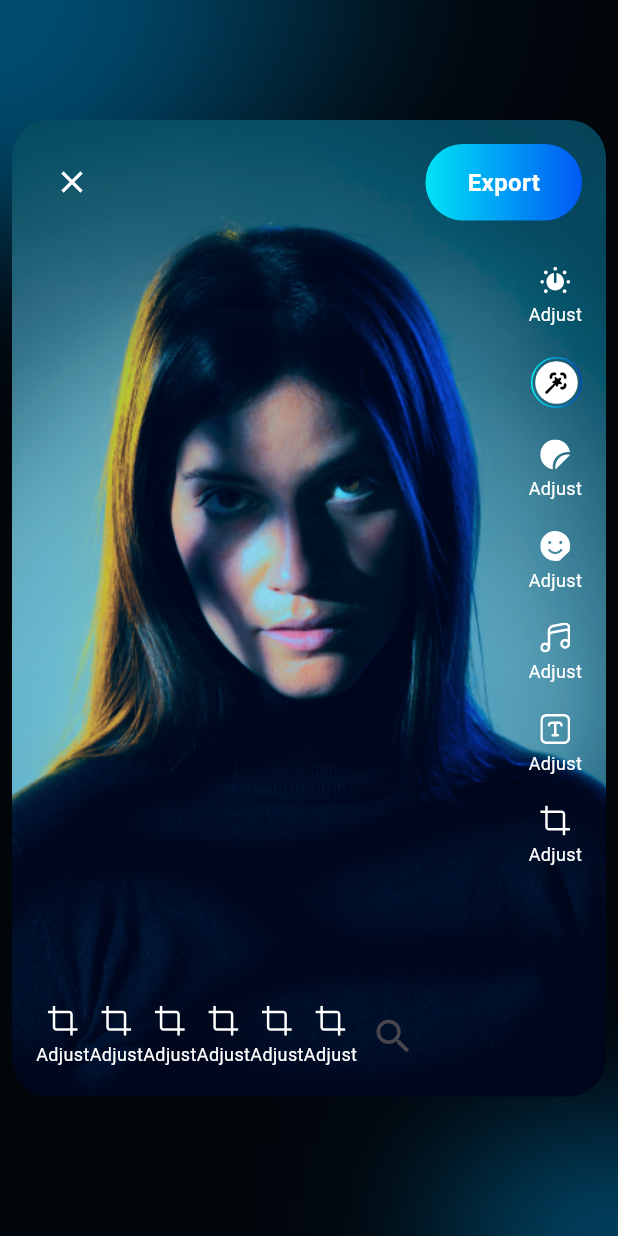
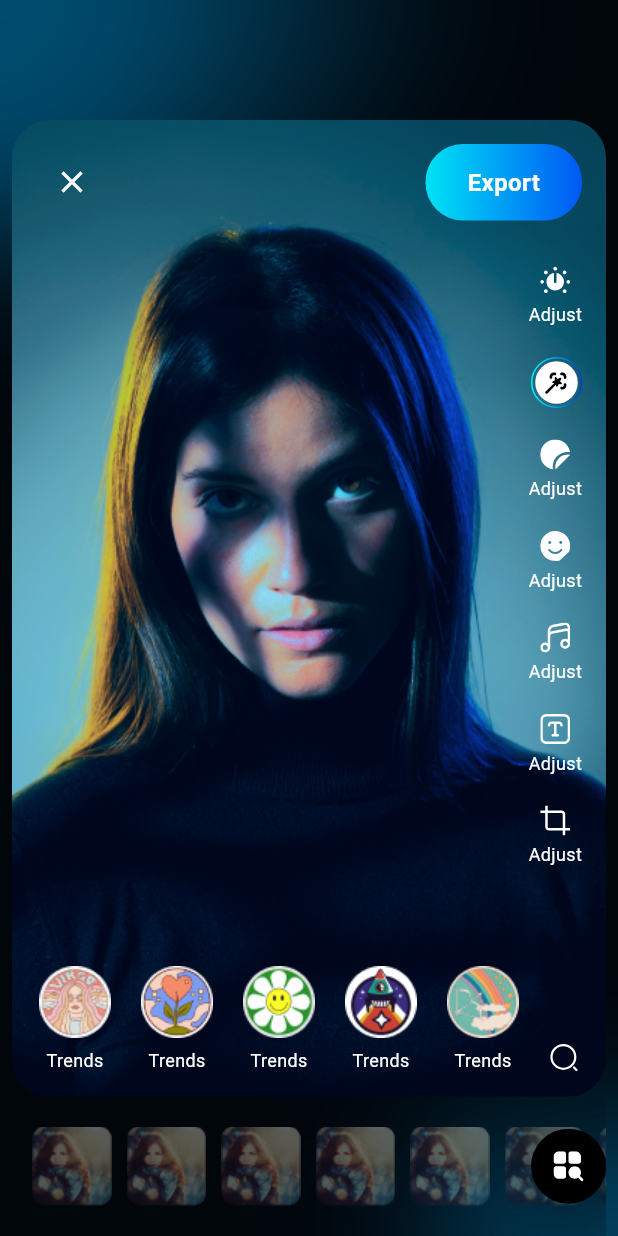
Before and after one commit to hasanchowdhury-codezzi/design-test, a Flutter app: the PhotoEditScreen screen opened directly, on a phone screen of 412 x 824 dp. Run offline on Flutter 3.47's test engine with Material 3 defaults, Android fonts, the phone set to English and light mode, and no system bars; our stand-ins replace flutter_svg.

```diff
--- a/lib/screens/onboarding/onboarding_screen.dart
+++ b/lib/screens/onboarding/onboarding_screen.dart
@@ -2,6 +2,7 @@ import 'dart:ui';
 import 'package:design_test/screens/login/login_screen.dart';
 import 'package:design_test/shared/customElevatedButton.dart';
 import 'package:design_test/shared/custom_scaffold.dart';
+import 'package:design_test/utils/sizer.dart';
 import 'package:flutter/material.dart';
 
 class OnboardingScreen extends StatelessWidget {
@@ -56,7 +57,35 @@ class OnboardingScreen extends StatelessWidget {
                 ],
               ),
             ),
-            const SizedBox(height: 16),
+            const SizedBox(
+              height: 16,
+            ),
+            SizedBox(
+              height: 600,
+              width: Sizer.width(context),
+              child: Stack(
+                children: [
+                  Positioned(
+                    left: -100,
+                    top: 0,
+                    child: Image.asset('assets/images/onboarding_image_left.png'),
+                  ),
+                  Positioned(
+                    top: 100,
+                    left: 60,
+                    child: Image.asset('assets/images/onboarding_image_center.png'),
+                  ),
+                  Positioned(
+                    bottom: 0,
+                    right: -100,
+                    child: Image.asset(
+                      'assets/images/onboarding_image_right.png',
+                    ),
+                  ),
+                ],
+              ),
+            ),
+
             const Text('Welcome to the Next Level', style: TextStyle(fontSize: 24)),
             const Text('of Image Creation', style: TextStyle(fontSize: 26, fontWeight: FontWeight.bold)),
             // Login Button
--- a/lib/screens/photo-edit/photo_edit_screen.dart
+++ b/lib/screens/photo-edit/photo_edit_screen.dart
@@ -85,38 +85,35 @@ class PhotoEditScreen extends StatelessWidget {
                     ),
                     const Spacer(),
                     Row(
+                      mainAxisAlignment: MainAxisAlignment.center,
+                      crossAxisAlignment: CrossAxisAlignment.end,
                       children: [
-                        const CustomEditorTool(
-                          title: 'Adjust',
-                          imgUrl: 'assets/images/canvas_icon.svg',
+                        const CustomEffectTool(
+                          title: "Trends",
+                          imgUrl: 'assets/images/trends.png',
                         ),
-                        const CustomEditorTool(
-                          title: 'Adjust',
-                          imgUrl: 'assets/images/canvas_icon.svg',
+                        const SizedBox(width: 20),
+                        const CustomEffectTool(
+                          title: "Trends",
+                          imgUrl: 'assets/images/marali.png',
                         ),
-                        const CustomEditorTool(
-                          title: 'Adjust',
-                          imgUrl: 'assets/images/canvas_icon.svg',
+                        const SizedBox(width: 20),
+                        const CustomEffectTool(
+                          title: "Trends",
+                          imgUrl: 'assets/images/korean.png',
                         ),
-                        const CustomEditorTool(
-                          title: 'Adjust',
-                          imgUrl: 'assets/images/canvas_icon.svg',
+                        const SizedBox(width: 20),
+                        const CustomEffectTool(
+                          title: "Trends",
+                          imgUrl: 'assets/images/spring.png',
                         ),
-                        const CustomEditorTool(
-                          title: 'Adjust',
-                          imgUrl: 'assets/images/canvas_icon.svg',
+                        const SizedBox(width: 20),
+                        const CustomEffectTool(
+                          title: "Trends",
+                          imgUrl: 'assets/images/summer.png',
                         ),
-                        const CustomEditorTool(
-                          title: 'Adjust',
-                          imgUrl: 'assets/images/canvas_icon.svg',
-                        ),
-                        IconButton(
-                          onPressed: () {},
-                          icon: const Icon(
-                            Icons.search,
-                            size: 30,
-                          ),
-                        )
+                        const SizedBox(width: 20),
+                        SvgPicture.asset('assets/images/search_icon.svg'),
                       ],
                     )
                   ],
@@ -124,13 +121,99 @@ class PhotoEditScreen extends StatelessWidget {
               ),
             ),
           ),
-          const Expanded(
+          Expanded(
             flex: 1,
-            child: SizedBox(),
+            child: Stack(
+              alignment: Alignment.center,
+              children: [
+                // Expanded(
+                // child: ListView.separated(
+                //     itemBuilder: (contest, index) {
+                //       return Image.asset('assets/images/marali.png');
+                //     },
+                //     separatorBuilder: (context, index) {
+                //       return const SizedBox();
+                //     },
+                //     itemCount: 10),
+                // )
+                Positioned(
+                  left: 10,
+                  child: SizedBox(
+                    height: 60,
+                    width: MediaQuery.of(context).size.width,
+                    child: ListView.separated(
+                      scrollDirection: Axis.horizontal,
+                      itemBuilder: (contest, index) {
+                        return Image.asset(
+                          'assets/images/bottom_image2.png',
+                        );
+                      },
+                      separatorBuilder: (context, index) {
+                        return const SizedBox(
+                          width: 3,
+                        );
+                      },
+                      itemCount: 10,
+                    ),
+                  ),
+                ),
+                Positioned(
+                  right: 0,
+                  child: Container(
+                    width: 50, // Diameter of the circle
+                    height: 50, // Diameter of the circle
+                    decoration: const BoxDecoration(
+                      color: Colors.black, // Background color
+                      shape: BoxShape.circle, // Makes the container circular
+                      boxShadow: [
+                        BoxShadow(
+                          color: Colors.black, // Shadow color
+                          blurRadius: 50, // Spread of the shadow
+                          offset: Offset(10, 10), // Shadow position (horizontal, vertical)
+                        ),
+                      ],
+                    ),
+                    child: Center(
+                      child: SvgPicture.asset(
+                        'assets/images/menu_icon.svg',
+                      ),
+                    ),
+                  ),
+                ),
+              ],
+            ),
           )
         ],
       ),
     ));
+  }
+}
+
+class CustomEffectTool extends StatelessWidget {
+  final String title;
+  final String imgUrl;
+  const CustomEffectTool({
+    super.key,
+    required this.title,
+    required this.imgUrl,
+  });
+
+  @override
+  Widget build(BuildContext context) {
+    return Column(
+      children: [
+        Image.asset(
+          imgUrl,
+        ),
+        const SizedBox(
+          height: 6,
+        ),
+        Text(
+          title,
+          style: const TextStyle(fontSize: 12),
+        )
+      ],
+    );
   }
 }
 
--- /dev/null
+++ b/lib/utils/sizer.dart
@@ -0,0 +1,11 @@
+import 'package:flutter/material.dart';
+
+class Sizer {
+  static height(BuildContext context) {
+    return MediaQuery.of(context).size.height;
+  }
+
+  static width(BuildContext context) {
+    return MediaQuery.of(context).size.width;
+  }
+}
```
Also changed, not shown: assets/images/bottom_image.png (added), assets/images/bottom_image2.png (added), assets/images/menu_icon.svg (added), assets/images/onboarding_image_center.png (added), assets/images/onboarding_image_left.png (added), assets/images/onboarding_image_right.png (added), assets/images/search_icon.svg (added).
